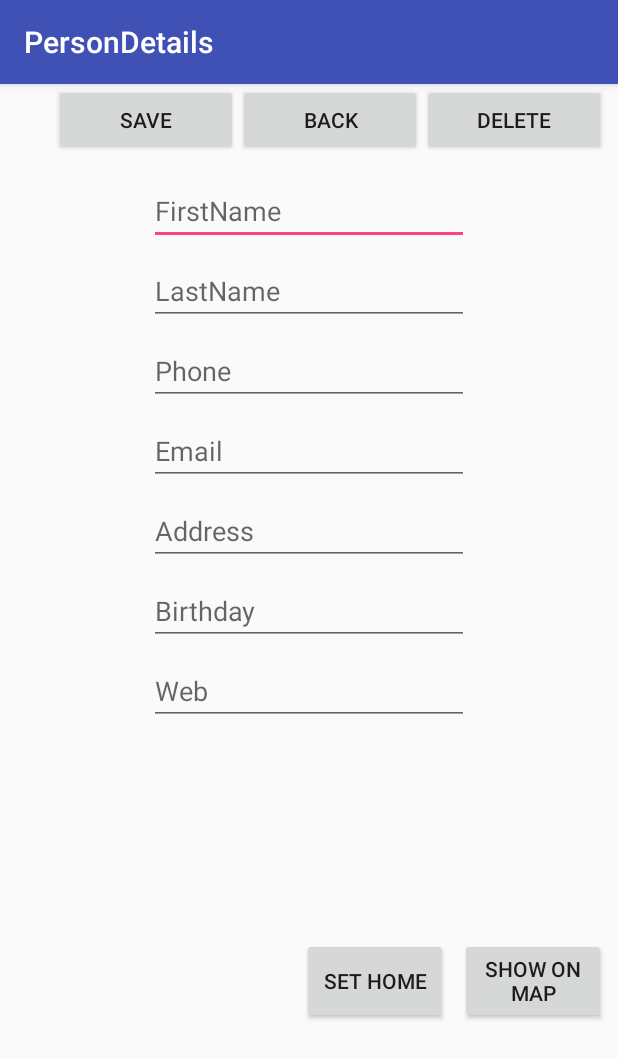
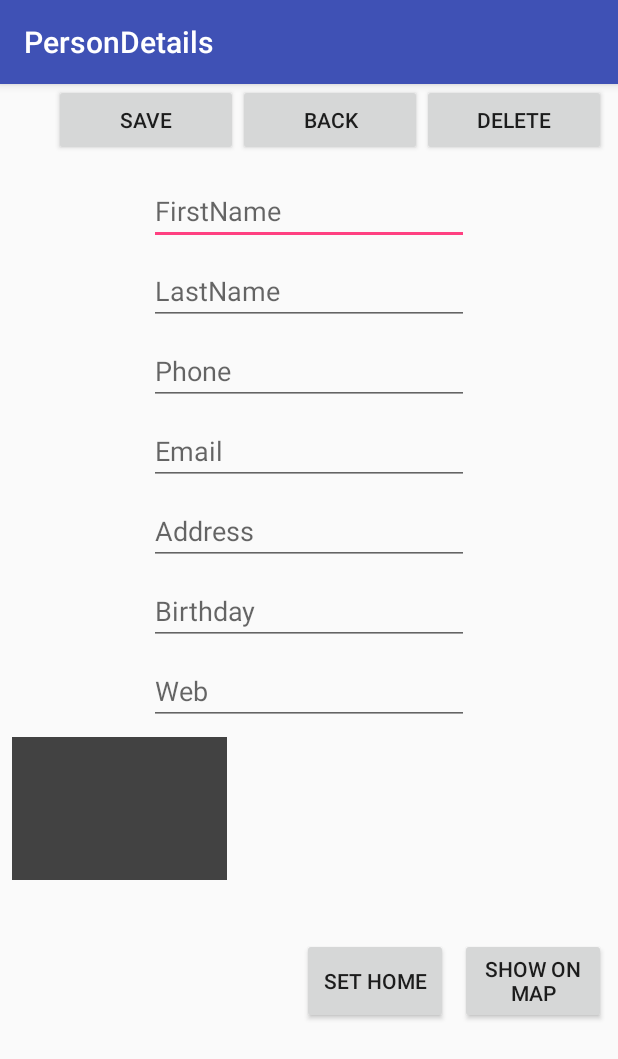
Before and after one commit to BetterEdition/FriendsAppRepo, an Android app: the DetailsActivity screen opened directly, with no data from a screen before it, on a phone screen of 412 x 824 dp. Shown: the top 1059 px of the screen. Run offline under Robolectric (Android 15) with nearby library versions, the phone set to English and light mode, and no system bars.

Commit message:
camera and Imageview

```diff
--- a/app/build.gradle
+++ b/app/build.gradle
@@ -4,7 +4,7 @@ android {
     compileSdkVersion 26
     defaultConfig {
         applicationId "com.example.jesperenemark.friendsapp"
-        minSdkVersion 21
+        minSdkVersion 26
         targetSdkVersion 26
         versionCode 1
         versionName "1.0"
--- a/app/src/main/AndroidManifest.xml
+++ b/app/src/main/AndroidManifest.xml
@@ -19,5 +19,8 @@
         <activity android:name=".Controller.DetailsActivity">
         </activity>
     </application>
+    <uses-permission android:name="android.permission.WRITE_EXTERNAL_STORAGE" />
+    <uses-permission android:name="android.permission.ACCESS_FINE_LOCATION" />
+    <uses-feature android:name="android.hardware.camera" android:required="true"/>
 
 </manifest>
--- a/app/src/main/res/layout/detail.xml
+++ b/app/src/main/res/layout/detail.xml
@@ -188,4 +188,17 @@
             tools:layout_editor_absoluteY="8dp" />
     </LinearLayout>
 
+    <ImageView
+        android:id="@+id/imageView"
+        android:layout_width="143dp"
+        android:layout_height="95dp"
+        android:layout_marginBottom="8dp"
+        android:layout_marginStart="8dp"
+        android:layout_marginTop="8dp"
+        app:layout_constraintBottom_toBottomOf="parent"
+        app:layout_constraintStart_toStartOf="parent"
+        app:layout_constraintTop_toBottomOf="@+id/person_web"
+        app:layout_constraintVertical_bias="0.0"
+        app:srcCompat="@color/cardview_dark_background" />
+
 </android.support.constraint.ConstraintLayout>
```
Also changed, not shown: app/src/main/java/com/example/jesperenemark/friendsapp/Controller/DetailsActivity.java (+119 -3 lines).
